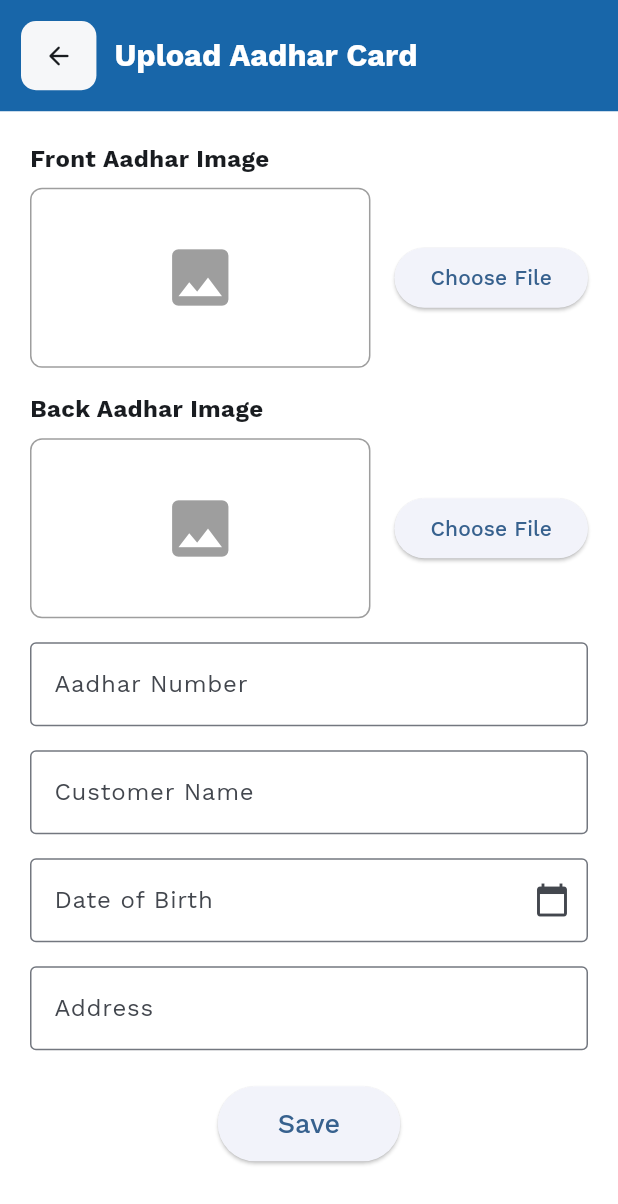
After one commit to minakshibls/appl_f, a Flutter app: the UploadAadarScreen screen opened directly, on a phone screen of 412 x 824 dp. The commit adds this screen. Shown: the top 1204 px of the screen. Run offline on Flutter 3.47's test engine with Material 3 defaults, Android fonts, the phone set to English and light mode, and no system bars; our stand-ins replace animate_do, animated_custom_dropdown, flutter_spinkit, google_fonts, image_picker, local_auth and 6 more; missing offline and left inert: webview_flutter_android; accounts and stored records are empty.

```diff
--- a/lib/main.dart
+++ b/lib/main.dart
@@ -6,7 +6,9 @@ import 'package:google_fonts/google_fonts.dart';
 void main() {
   runApp(const MyApp());
 }
-const baseUrl =  "http://172.17.1.1/1096/api/";
+// const baseUrl =  "http://172.17.1.1/1096/api/";
+// const baseUrl =  "http://uat.bridgelogicsoftware.com/1096/api/";
+const baseUrl =  "https://erp.amarpadma.com/api/";
 
 class MyApp extends StatelessWidget {
   const MyApp({super.key});
--- /dev/null
+++ b/lib/screen/upload_aadar_screen.dart
@@ -0,0 +1,169 @@
+import 'dart:io';
+
+import 'package:appl_f/common/default_app_bar.dart';
+import 'package:flutter/material.dart';
+import 'package:image_picker/image_picker.dart';
+
+class UploadAadarScreen extends StatefulWidget {
+  const UploadAadarScreen({super.key});
+
+  @override
+  State<UploadAadarScreen> createState() => _UploadAadharScreenState();
+}
+
+class _UploadAadharScreenState extends State<UploadAadarScreen> {
+  File? _frontImage;
+  File? _backImage;
+  final ImagePicker _picker = ImagePicker();
+
+  Future<void> _pickImage(bool isFront) async {
+    final pickedFile = await _picker.pickImage(source: ImageSource.gallery);
+    if (pickedFile != null) {
+      setState(() {
+        if (isFront) {
+          _frontImage = File(pickedFile.path);
+        } else {
+          _backImage = File(pickedFile.path);
+        }
+      });
+    }
+  }
+
+  @override
+  Widget build(BuildContext context) {
+    var size = MediaQuery.of(context).size;
+    return Scaffold(
+      appBar: DefaultAppBar(title: 'Upload Aadhar Card', size: size),
+      body: SingleChildScrollView(
+        padding: const EdgeInsets.symmetric(vertical: 20.0, horizontal: 20),
+        child: Column(
+          crossAxisAlignment: CrossAxisAlignment.start,
+          children: [
+            // Front Aadhar Image
+            const Text(
+              'Front Aadhar Image',
+              style: TextStyle(fontSize: 16.0, fontWeight: FontWeight.bold),
+            ),
+            const SizedBox(height: 8.0),
+            Row(
+              children: [
+                Expanded(
+                  child: Container(
+                    height: 120.0,
+                    decoration: BoxDecoration(
+                      border: Border.all(color: Colors.grey),
+                      borderRadius: BorderRadius.circular(8.0),
+                    ),
+                    child: _frontImage != null
+                        ? Image.file(
+                      _frontImage!,
+                      fit: BoxFit.cover,
+                    )
+                        : const Center(
+                      child: Icon(Icons.image, size: 50.0, color: Colors.grey),
+                    ),
+                  ),
+                ),
+                const SizedBox(width: 16.0),
+                ElevatedButton(
+                  onPressed: () => _pickImage(true), // Pick front image
+                  child: const Text('Choose File'),
+                ),
+              ],
+            ),
+            const SizedBox(height: 16.0),
+
+            // Back Aadhar Image
+            const Text(
+              'Back Aadhar Image',
+              style: TextStyle(fontSize: 16.0, fontWeight: FontWeight.bold),
+            ),
+            const SizedBox(height: 8.0),
+            Row(
+              children: [
+                Expanded(
+                  child: Container(
+                    height: 120.0,
+                    decoration: BoxDecoration(
+                      border: Border.all(color: Colors.grey),
+                      borderRadius: BorderRadius.circular(8.0),
+                    ),
+                    child: _backImage != null
+                        ? Image.file(
+                      _backImage!,
+                      fit: BoxFit.cover,
+                    )
+                        : const Center(
+                      child: Icon(Icons.image, size: 50.0, color: Colors.grey),
+                    ),
+                  ),
+                ),
+                const SizedBox(width: 16.0),
+                ElevatedButton(
+                  onPressed: () => _pickImage(false), // Pick back image
+                  child: const Text('Choose File'),
+                ),
+              ],
+            ),
+            const SizedBox(height: 16.0),
+
+            // Aadhar Number
+            const TextField(
+              decoration: InputDecoration(
+                labelText: 'Aadhar Number',
+                border: OutlineInputBorder(),
+              ),
+              keyboardType: TextInputType.number,
+            ),
+            const SizedBox(height: 16.0),
+
+            // Customer Name
+            const TextField(
+              decoration: InputDecoration(
+                labelText: 'Customer Name',
+                border: OutlineInputBorder(),
+              ),
+            ),
+            const SizedBox(height: 16.0),
+
+            // Date of Birth
+            TextField(
+              decoration: const InputDecoration(
+                labelText: 'Date of Birth',
+                border: OutlineInputBorder(),
+                suffixIcon: Icon(Icons.calendar_today),
+              ),
+              readOnly: true,
+              onTap: () {
+                // Handle date picker
+              },
+            ),
+            const SizedBox(height: 16.0),
+
+            // Address
+            const TextField(
+              decoration: InputDecoration(
+                labelText: 'Address',
+                border: OutlineInputBorder(),
+              ),
+            ),
+            const SizedBox(height: 24.0),
+
+            // Save Button
+            Center(
+              child: ElevatedButton(
+                onPressed: () {
+                  // Handle save action
+                },
+                style: ElevatedButton.styleFrom(
+                  padding: const EdgeInsets.symmetric(horizontal: 40.0, vertical: 12.0),
+                ),
+                child: const Text('Save', style: TextStyle(fontSize: 18.0)),
+              ),
+            ),
+          ],
+        ),
+      ),
+    );
+  }
+}
--- a/pubspec.yaml
+++ b/pubspec.yaml
@@ -51,6 +51,7 @@ dependencies:
   webview_flutter_android: ^3.10.4
   webview_flutter_wkwebview: ^3.10.4
   webview_flutter_platform_interface: ^2.10.0
+  image_picker: ^0.8.7+5
 
 dev_dependencies:
   flutter_test:
```
Also changed, not shown: lib/screen/dashboard/dashboard_screen.dart (+62 -9 lines), lib/screen/login_screen.dart (+33 -25 lines), lib/screen/upload_pan_screen.dart (added, +20 -0 lines), pubspec.lock, 5 other files.
